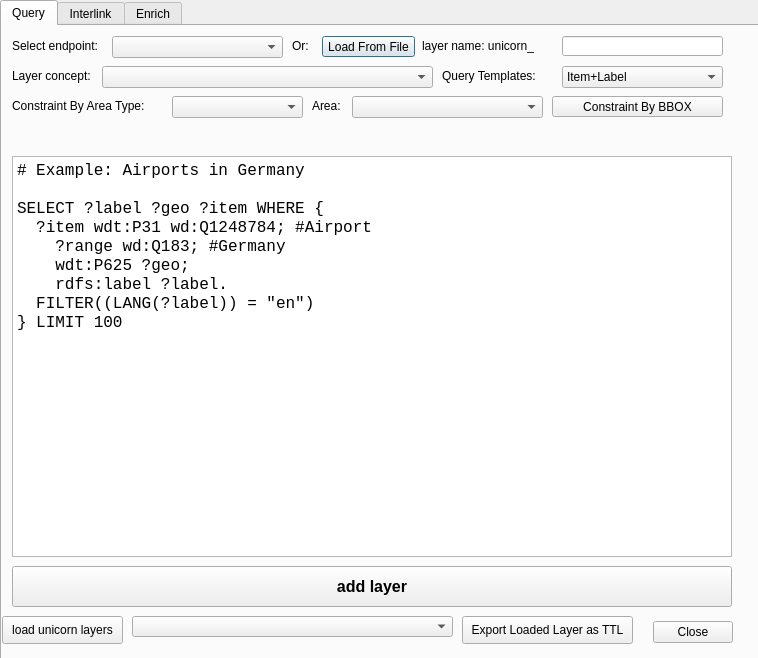
Before: the Qt Designer form sparql_unicorn/sparql_unicorn_dialog_base.ui in sparqlunicorn/sparqlunicornGoesGIS, drawn with Qt 5.
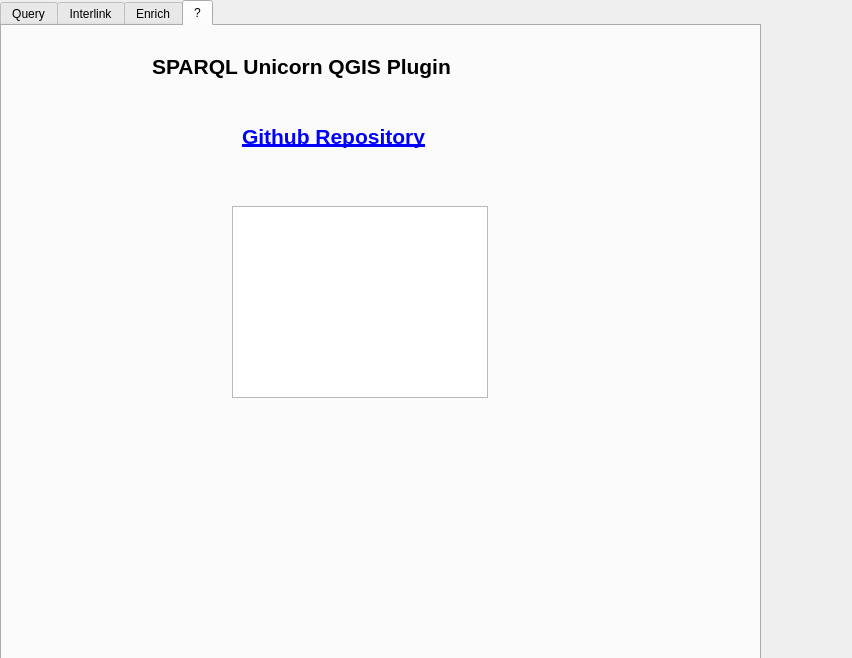
After: the same form once the commit is applied. The open tabs and pages were chosen to show the change.

Commit message: Prepared help tab

The edit to the form file:
```diff
--- a/sparql_unicorn/sparql_unicorn_dialog_base.ui
+++ b/sparql_unicorn/sparql_unicorn_dialog_base.ui
@@ -6,7 +6,7 @@
    <rect>
     <x>0</x>
     <y>0</y>
-    <width>758</width>
+    <width>852</width>
     <height>658</height>
    </rect>
   </property>
@@ -641,6 +641,61 @@
      </property>
     </widget>
    </widget>
+   <widget class="QWidget" name="tab_4">
+    <attribute name="title">
+     <string>?</string>
+    </attribute>
+    <widget class="QLabel" name="label_12">
+     <property name="geometry">
+      <rect>
+       <x>150</x>
+       <y>20</y>
+       <width>411</width>
+       <height>41</height>
+      </rect>
+     </property>
+     <property name="font">
+      <font>
+       <pointsize>16</pointsize>
+       <weight>75</weight>
+       <bold>true</bold>
+      </font>
+     </property>
+     <property name="text">
+      <string>SPARQL Unicorn QGIS Plugin</string>
+     </property>
+    </widget>
+    <widget class="QGraphicsView" name="graphicsView">
+     <property name="geometry">
+      <rect>
+       <x>230</x>
+       <y>180</y>
+       <width>256</width>
+       <height>192</height>
+      </rect>
+     </property>
+    </widget>
+    <widget class="QLabel" name="label_13">
+     <property name="geometry">
+      <rect>
+       <x>240</x>
+       <y>90</y>
+       <width>251</width>
+       <height>41</height>
+      </rect>
+     </property>
+     <property name="font">
+      <font>
+       <pointsize>16</pointsize>
+       <weight>75</weight>
+       <bold>true</bold>
+      </font>
+     </property>
+     <property name="text">
+      <string>&lt;a href=&quot;https://github.com/sparqlunicorn/sparqlunicornGoesGIS&quot;&gt;Github Repository&lt;/a&gt;</string>
+     </property>
+    </widget>
+   </widget>
   </widget>
  </widget>
  <resources/>
```
